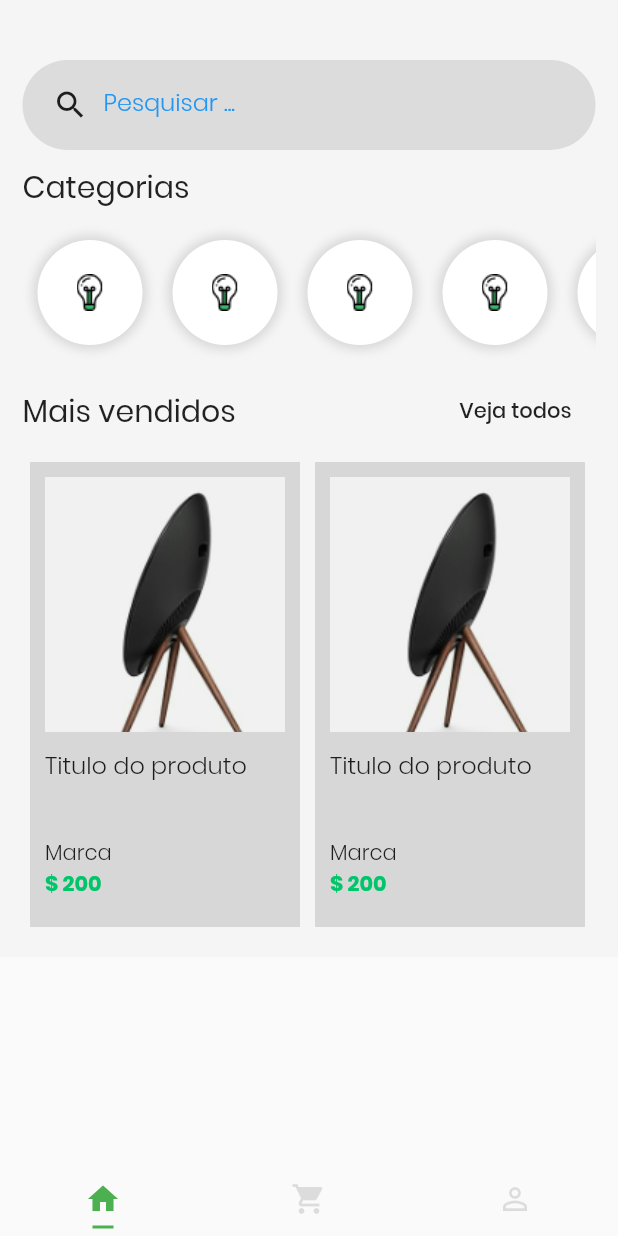
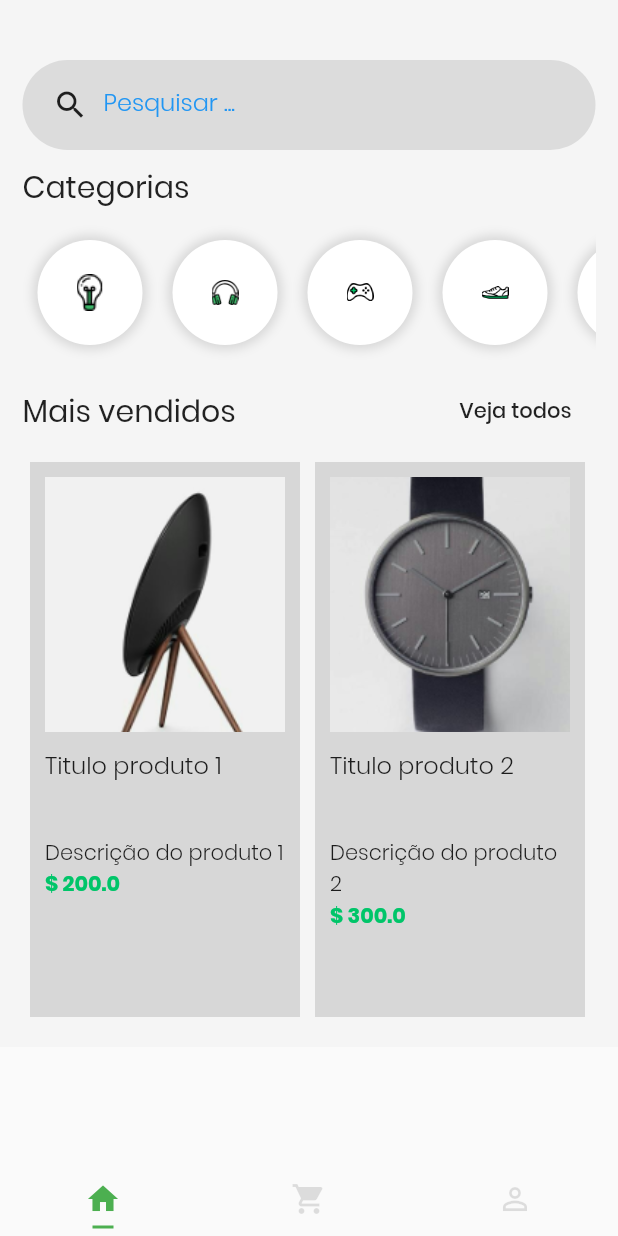
Before and after one commit to MagnoSantos/marketplace-flutter, a Flutter app: the screen it shows after launch, on a phone screen of 412 x 824 dp. Run offline on Flutter 3.47's test engine with Material 2 defaults, Android fonts, the phone set to English and light mode, and no system bars.

Commit message:
Organiza aplicação em widgets e páginas

```diff
--- a/marketplace/lib/pages/home.page.dart
+++ b/marketplace/lib/pages/home.page.dart
@@ -1,5 +1,7 @@
 import 'package:flutter/material.dart';
-import 'package:marketplace/pages/product.page.dart';
+import 'package:marketplace/widgets/categoria/category-list.widget.dart';
+import 'package:marketplace/widgets/produtos/product-list.widget.dart';
+import 'package:marketplace/widgets/search-box.widget.dart';
 
 class PaginaPrincipal extends StatelessWidget {
   @override
@@ -15,7 +17,7 @@ class PaginaPrincipal extends StatelessWidget {
               SizedBox(
                 height: 25,
               ),
-              pesquisa(),
+              SearchBox(),
               SizedBox(
                 height: 10,
               ),
@@ -31,7 +33,7 @@ class PaginaPrincipal extends StatelessWidget {
               ),
               Container(
                 height: 90,
-                child: listaCategorias(),
+                child: ListaCategorias(),
               ),
               SizedBox(
                 height: 10,
@@ -54,9 +56,13 @@ class PaginaPrincipal extends StatelessWidget {
               SizedBox(
                 height: 5,
               ),
-              Container(
-                height: 320,
-                child: listaProdutos(context),
+              SingleChildScrollView(
+                child: Container(
+                  height: 380,
+                  child: ListaProdutos(
+                    direcaoScroll: Axis.horizontal,
+                  ),
+                ),
               ),
             ],
           ),
@@ -64,160 +70,4 @@ class PaginaPrincipal extends StatelessWidget {
       ),
     );
   }
-
-  Widget pesquisa() {
-    return Container(
-      height: 60,
-      padding: EdgeInsets.only(
-        left: 20,
-      ),
-      decoration: BoxDecoration(
-        color: Colors.black.withOpacity(0.1),
-        borderRadius: BorderRadius.all(
-          Radius.circular(128),
-        ),
-      ),
-      child: Row(
-        children: <Widget>[
-          Icon(Icons.search),
-          Container(
-            width: 300,
-            padding: EdgeInsets.only(
-              left: 10,
-            ),
-            child: TextFormField(
-              keyboardType: TextInputType.text,
-              decoration: InputDecoration(
-                border: InputBorder.none,
-                labelText: "Pesquisar ...",
-                labelStyle: TextStyle(
-                  color: Colors.blue,
-                  fontWeight: FontWeight.w300,
-                  fontSize: 16,
-                ),
-              ),
-              style: TextStyle(
-                color: Colors.blue,
-              ),
-            ),
-          ),
-        ],
-      ),
-    );
-  }
-
-  Widget listaCategorias() {
-    return Container(
-      child: ListView(
-        scrollDirection: Axis.horizontal,
-        children: <Widget>[
-          itemCategoria(),
-          itemCategoria(),
-          itemCategoria(),
-          itemCategoria(),
-          itemCategoria(),
-        ],
-      ),
-    );
-  }
-
-  Widget itemCategoria() {
-    return Container(
-      width: 70,
-      height: 70,
-      margin: EdgeInsets.all(10),
-      padding: EdgeInsets.all(10),
-      decoration: BoxDecoration(
-        color: Colors.white,
-        boxShadow: [
-          new BoxShadow(
-            color: Colors.black12,
-            blurRadius: 5,
-            spreadRadius: 3,
-          ),
-        ],
-        borderRadius: BorderRadius.all(
-          Radius.circular(64),
-        ),
-      ),
-      child: FlatButton(
-        onPressed: () {},
-        child: Image.asset(
-          "assets/Icon_Devices.png",
-        ),
-      ),
-    );
-  }
-
-  Widget listaProdutos(BuildContext context) {
-    return Container(
-      child: ListView(
-        scrollDirection: Axis.horizontal,
-        children: <Widget>[
-          itemProduto(context),
-          itemProduto(context),
-          itemProduto(context),
-          itemProduto(context)
-        ],
-      ),
-    );
-  }
-
-  Widget itemProduto(BuildContext context) {
-    return Container(
-      padding: EdgeInsets.all(10),
-      margin: EdgeInsets.all(5),
-      width: 180,
-      color: Colors.black12,
-      child: Column(
-        crossAxisAlignment: CrossAxisAlignment.start,
-        children: <Widget>[
-          GestureDetector(
-            onTap: () {
-              Navigator.push(
-                context,
-                MaterialPageRoute(
-                  builder: (context) => ProductPage(),
-                ),
-              );
-            },
-            child: Image.asset(
-              "assets/product-1.png",
-              width: 170,
-              height: 170,
-              fit: BoxFit.cover,
-            ),
-          ),
-          SizedBox(
-            height: 10,
-          ),
-          Container(
-            height: 60,
-            child: Text(
-              "Titulo do produto",
-              style: TextStyle(
-                fontSize: 16,
-                fontWeight: FontWeight.w300,
-              ),
-            ),
-          ),
-          Text(
-            "Marca",
-            style: TextStyle(
-              fontSize: 14,
-              fontWeight: FontWeight.w300,
-            ),
-          ),
-          Text(
-            "\$ 200",
-            style: TextStyle(
-              fontSize: 14,
-              fontWeight: FontWeight.bold,
-              color: Color(0xFF00C569),
-            ),
-          ),
-        ],
-      ),
-    );
-  }
 }
--- a/marketplace/lib/pages/product.page.dart
+++ b/marketplace/lib/pages/product.page.dart
@@ -1,6 +1,16 @@
 import 'package:flutter/material.dart';
 
 class ProductPage extends StatelessWidget {
+  final String imagem;
+  final String titulo;
+  final String descricao;
+
+  ProductPage({
+    @required this.imagem,
+    @required this.titulo,
+    @required this.descricao,
+  });
+
   @override
   Widget build(BuildContext context) {
     return Scaffold(
@@ -18,7 +28,7 @@ class ProductPage extends StatelessWidget {
               flexibleSpace: FlexibleSpaceBar(
                 centerTitle: true,
                 background: Image.asset(
-                  "assets/product-1.png",
+                  imagem,
                   width: double.infinity,
                   fit: BoxFit.fitWidth,
                 ),
@@ -35,7 +45,7 @@ class ProductPage extends StatelessWidget {
                 right: 10,
               ),
               child: Text(
-                "Título do produto 1",
+                titulo,
                 style: TextStyle(
                   fontSize: 26,
                   fontWeight: FontWeight.bold,
@@ -44,11 +54,7 @@ class ProductPage extends StatelessWidget {
             ),
             Padding(
               padding: EdgeInsets.all(10),
-              child: Text("Por Nike"),
-            ),
-            Padding(
-              padding: EdgeInsets.all(10),
-              child: Text("Descrição do produto..."),
+              child: Text(descricao),
             ),
           ],
         ),
--- /dev/null
+++ b/marketplace/lib/widgets/categoria/category-item.widget.dart
@@ -0,0 +1,34 @@
+import 'package:flutter/material.dart';
+
+class ItemCategoria extends StatelessWidget {
+  final String imagem;
+
+  ItemCategoria({@required this.imagem});
+
+  @override
+  Widget build(BuildContext context) {
+    return Container(
+      width: 70,
+      height: 70,
+      margin: EdgeInsets.all(10),
+      padding: EdgeInsets.all(10),
+      decoration: BoxDecoration(
+        color: Colors.white,
+        boxShadow: [
+          new BoxShadow(
+            color: Colors.black12,
+            blurRadius: 5,
+            spreadRadius: 3,
+          ),
+        ],
+        borderRadius: BorderRadius.all(
+          Radius.circular(64),
+        ),
+      ),
+      child: FlatButton(
+        onPressed: () {},
+        child: Image.asset(imagem),
+      ),
+    );
+  }
+}
--- /dev/null
+++ b/marketplace/lib/widgets/categoria/category-list.widget.dart
@@ -0,0 +1,31 @@
+import 'package:flutter/material.dart';
+
+import 'category-item.widget.dart';
+
+class ListaCategorias extends StatelessWidget {
+  @override
+  Widget build(BuildContext context) {
+    return Container(
+      child: ListView(
+        scrollDirection: Axis.horizontal,
+        children: <Widget>[
+          ItemCategoria(
+            imagem: "assets/Icon_Devices.png",
+          ),
+          ItemCategoria(
+            imagem: "assets/Icon_Gadgets.png",
+          ),
+          ItemCategoria(
+            imagem: "assets/Icon_Gaming.png",
+          ),
+          ItemCategoria(
+            imagem: "assets/Icon_Mens_Shoe.png",
+          ),
+          ItemCategoria(
+            imagem: "assets/Icon_Womens_Shoe.png",
+          ),
+        ],
+      ),
+    );
+  }
+}
--- /dev/null
+++ b/marketplace/lib/widgets/produtos/product-item.widget.dart
@@ -0,0 +1,79 @@
+import 'package:flutter/material.dart';
+import 'package:marketplace/pages/product.page.dart';
+
+class ItemProduto extends StatelessWidget {
+  final String imagem;
+  final String titulo;
+  final String descricao;
+  final double preco;
+
+  ItemProduto({
+    @required this.imagem,
+    @required this.titulo,
+    @required this.descricao,
+    @required this.preco,
+  });
+
+  @override
+  Widget build(BuildContext context) {
+    return Container(
+      padding: EdgeInsets.all(10),
+      margin: EdgeInsets.all(5),
+      width: 180,
+      color: Colors.black12,
+      child: Column(
+        crossAxisAlignment: CrossAxisAlignment.start,
+        children: <Widget>[
+          GestureDetector(
+            onTap: () {
+              Navigator.push(
+                context,
+                MaterialPageRoute(
+                  builder: (context) => ProductPage(
+                    imagem: imagem,
+                    titulo: titulo,
+                    descricao: descricao,
+                  ),
+                ),
+              );
+            },
+            child: Image.asset(
+              imagem,
+              width: 170,
+              height: 170,
+              fit: BoxFit.cover,
+            ),
+          ),
+          SizedBox(
+            height: 10,
+          ),
+          Container(
+            height: 60,
+            child: Text(
+              titulo,
+              style: TextStyle(
+                fontSize: 16,
+                fontWeight: FontWeight.w300,
+              ),
+            ),
+          ),
+          Text(
+            descricao,
+            style: TextStyle(
+              fontSize: 14,
+              fontWeight: FontWeight.w300,
+            ),
+          ),
+          Text(
+            "\$ $preco",
+            style: TextStyle(
+              fontSize: 14,
+              fontWeight: FontWeight.bold,
+              color: Color(0xFF00C569),
+            ),
+          ),
+        ],
+      ),
+    );
+  }
+}
--- /dev/null
+++ b/marketplace/lib/widgets/produtos/product-list.widget.dart
@@ -0,0 +1,45 @@
+import 'package:flutter/material.dart';
+import 'package:marketplace/widgets/produtos/product-item.widget.dart';
+
+class ListaProdutos extends StatelessWidget {
+  final Axis direcaoScroll;
+
+  ListaProdutos({
+    @required this.direcaoScroll,
+  });
+
+  @override
+  Widget build(BuildContext context) {
+    return Container(
+      child: ListView(
+        scrollDirection: direcaoScroll,
+        children: <Widget>[
+          ItemProduto(
+            titulo: "Titulo produto 1",
+            descricao: "Descrição do produto 1",
+            imagem: "assets/product-1.png",
+            preco: 200,
+          ),
+          ItemProduto(
+            titulo: "Titulo produto 2",
+            descricao: "Descrição do produto 2",
+            imagem: "assets/product-2.png",
+            preco: 300,
+          ),
+          ItemProduto(
+            titulo: "Titulo produto 3",
+            descricao: "Descrição do produto 3",
+            imagem: "assets/product-3.png",
+            preco: 400,
+          ),
+          ItemProduto(
+            titulo: "Titulo produto 4",
+            descricao: "Descrição do produto 4",
+            imagem: "assets/product-4.png",
+            preco: 500,
+          ),
+        ],
+      ),
+    );
+  }
+}
--- /dev/null
+++ b/marketplace/lib/widgets/search-box.widget.dart
@@ -0,0 +1,45 @@
+import 'package:flutter/material.dart';
+
+class SearchBox extends StatelessWidget {
+  @override
+  Widget build(BuildContext context) {
+    return Container(
+      height: 60,
+      padding: EdgeInsets.only(
+        left: 20,
+      ),
+      decoration: BoxDecoration(
+        color: Colors.black.withOpacity(0.1),
+        borderRadius: BorderRadius.all(
+          Radius.circular(128),
+        ),
+      ),
+      child: Row(
+        children: <Widget>[
+          Icon(Icons.search),
+          Container(
+            width: 300,
+            padding: EdgeInsets.only(
+              left: 10,
+            ),
+            child: TextFormField(
+              keyboardType: TextInputType.text,
+              decoration: InputDecoration(
+                border: InputBorder.none,
+                labelText: "Pesquisar ...",
+                labelStyle: TextStyle(
+                  color: Colors.blue,
+                  fontWeight: FontWeight.w300,
+                  fontSize: 16,
+                ),
+              ),
+              style: TextStyle(
+                color: Colors.blue,
+              ),
+            ),
+          ),
+        ],
+      ),
+    );
+  }
+}
```
